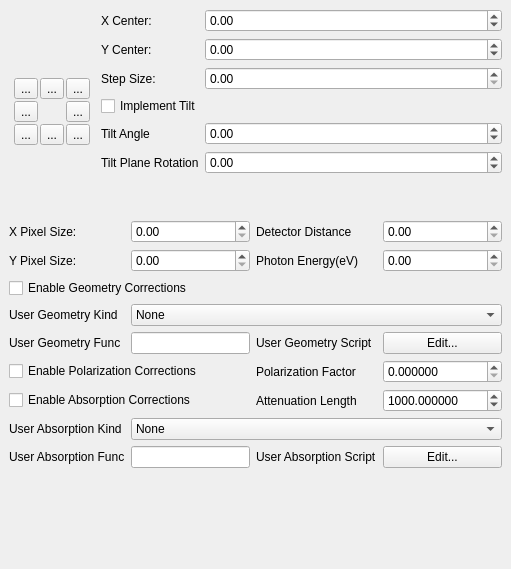
First picture: the form in source/qxrdcenterfinderdialog.ui, repository guyjennings/qxrd, before the edit.
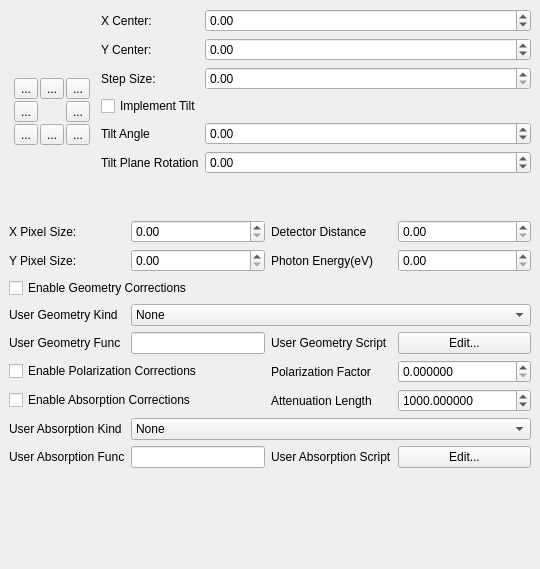
Second picture: the form after the edit. Icons and pictures are not drawn. Custom widgets are drawn as their Qt base class.

Commit message: Fix error in polarization correction

```diff
--- a/source/qxrdcenterfinderdialog.ui
+++ b/source/qxrdcenterfinderdialog.ui
@@ -6,7 +6,7 @@
    <rect>
     <x>0</x>
     <y>0</y>
-    <width>511</width>
+    <width>540</width>
     <height>569</height>
    </rect>
   </property>
```
Left out of the diff: 2 changed lines with no effect on the pictures. The commit also changes 1 other file.
